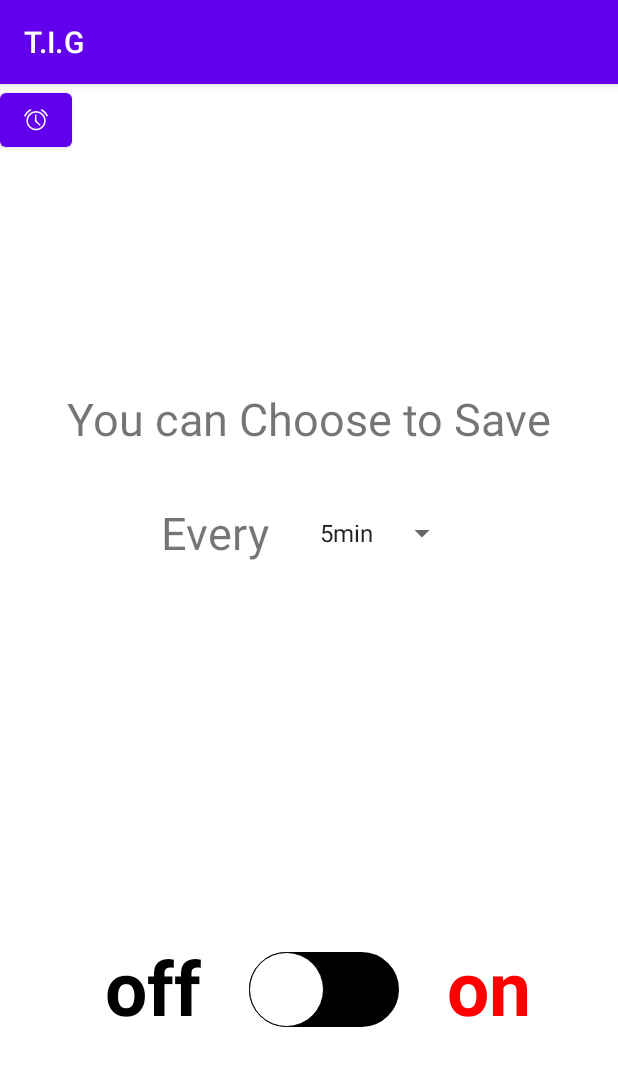
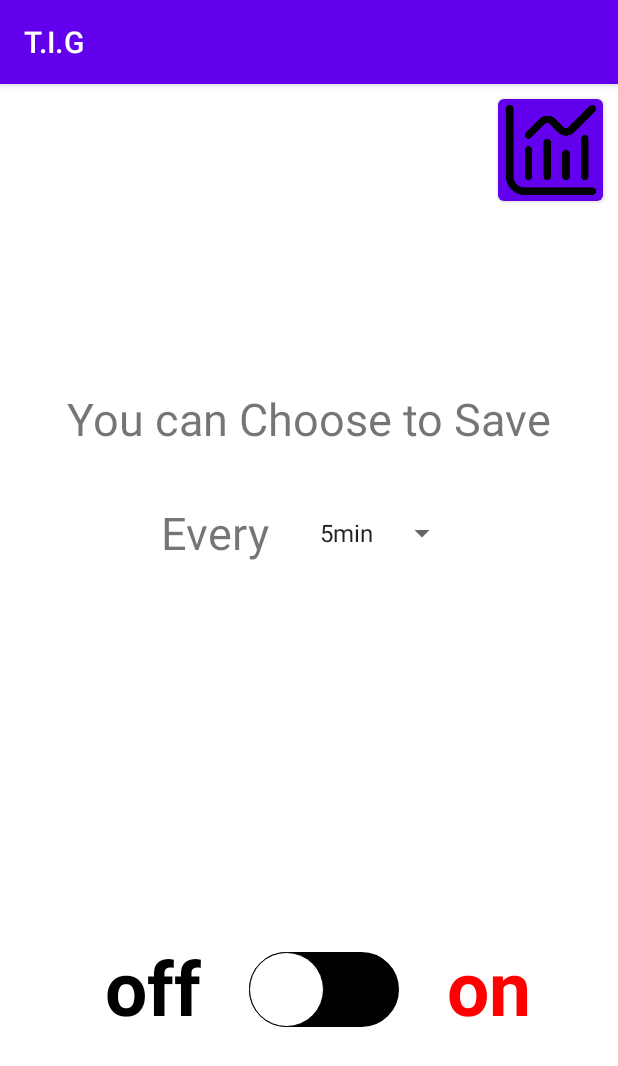
Before and after one commit to HongJooWon/UsageChecker, an Android app: the screen it shows after launch (MainActivity), on a phone screen of 412 x 824 dp. Shown: the top 1066 px of the screen. Run offline under Robolectric (Android 15) with nearby library versions, the phone set to English and light mode, and no system bars; our stand-ins replace Firebase (no records; nobody signed in at launch, a user with empty details on screens opened directly).

Commit message:
add buttons to move activity

```diff
--- /dev/null
+++ b/app/src/main/res/drawable/chartxml.xml
@@ -0,0 +1,7 @@
+<?xml version="1.0" encoding="utf-8"?>
+<layer-list xmlns:android="http://schemas.android.com/apk/res/android">
+    <item
+        android:drawable="@drawable/chart"
+        android:width="60dp"
+        android:height="60dp" />
+</layer-list>
--- a/app/src/main/res/layout/activity_main.xml
+++ b/app/src/main/res/layout/activity_main.xml
@@ -122,13 +122,16 @@
 
     <Button
         android:id="@+id/sbtn"
-        android:layout_width="48dp"
-        android:layout_height="48dp"
-        app:icon="@android:drawable/ic_lock_idle_alarm"
-        app:iconPadding="5dp"
-        tools:ignore="SpeakableTextPresentCheck,SpeakableTextPresentCheck, MissingConstraints"
-        tools:layout_editor_absoluteX="347dp"
-        tools:layout_editor_absoluteY="16dp" />
+        android:layout_width="70dp"
+        android:layout_height="80dp"
+        android:layout_marginTop="4dp"
+        android:layout_marginEnd="10dp"
+        android:contentDescription="@string/button"
+        android:drawableBottom="@drawable/chartxml"
+        app:layout_constraintEnd_toEndOf="parent"
+        app:layout_constraintHorizontal_bias="1.0"
+        app:layout_constraintStart_toStartOf="parent"
+        app:layout_constraintTop_toTopOf="parent" />
 
 
 </androidx.constraintlayout.widget.ConstraintLayout>
```
Also changed, not shown: app/src/main/AndroidManifest.xml (+4 -6 lines), app/src/main/java/com/jjd/timeisgold/GraphActivity.java (added, +29 -0 lines), app/src/main/java/com/jjd/timeisgold/MainActivity.java (+10 -0 lines), app/src/main/res/drawable/homexml.xml (added, +7 -0 lines), app/src/main/res/layout/activity_graph.xml (added, +21 -0 lines), app/src/main/res/drawable/chart.png (added), app/src/main/res/drawable/home.png (added). Lines whose indentation alone changed are shown as unchanged.
